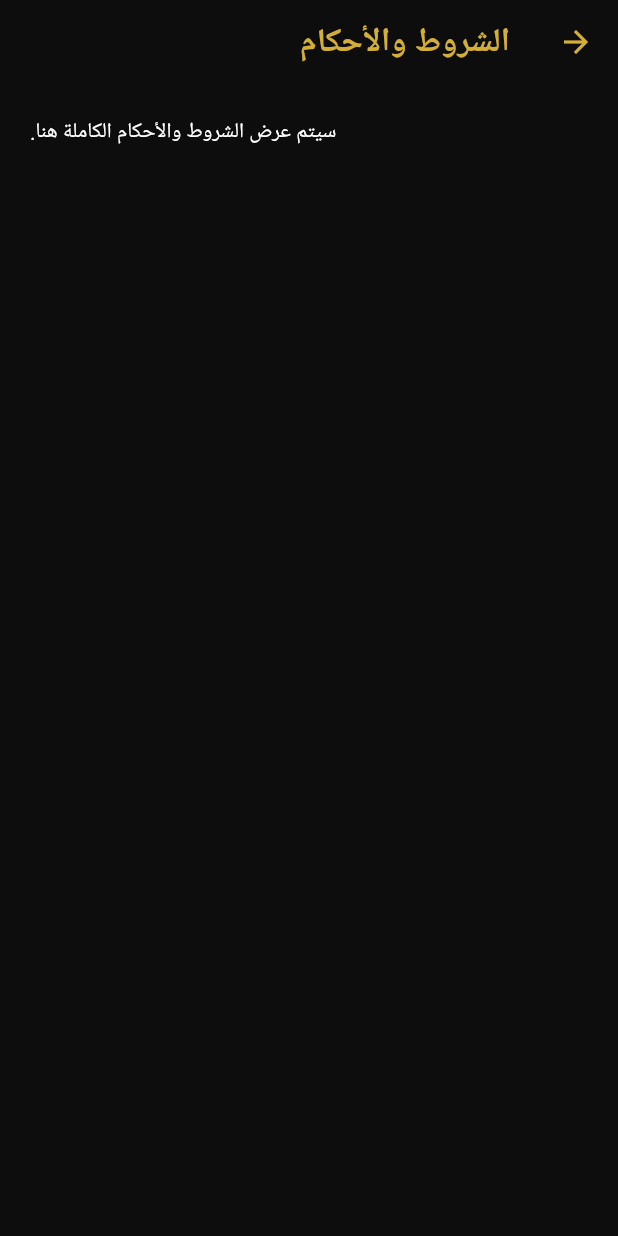
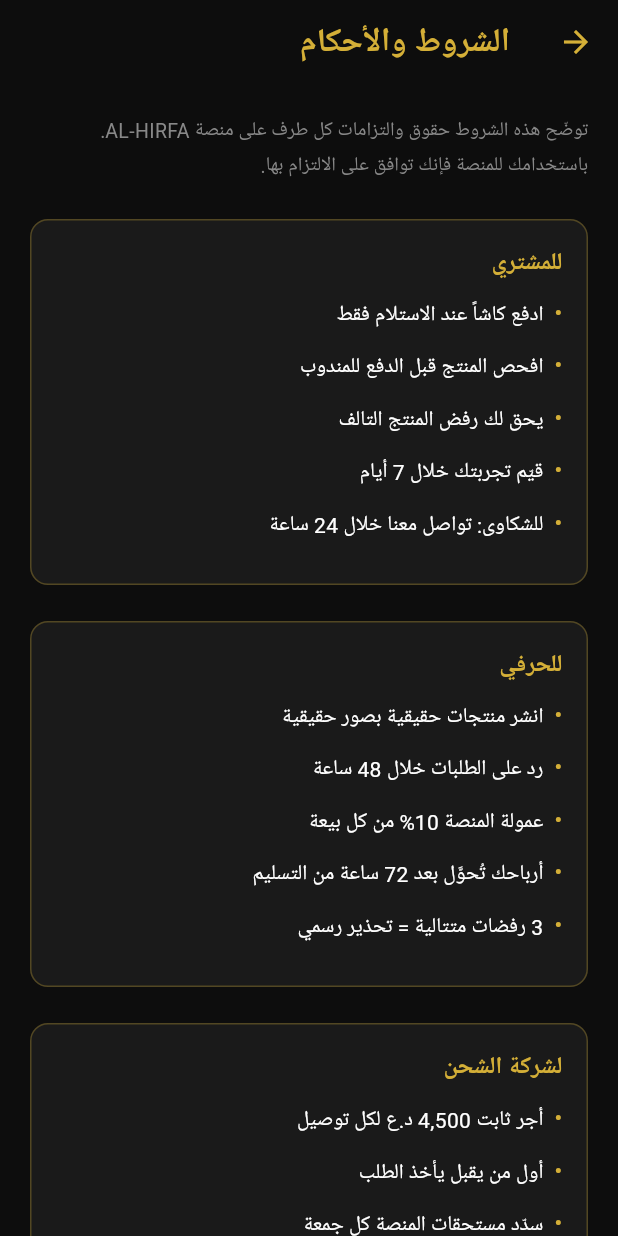
Before and after one commit to btar457/AL_HIRFA, a Flutter app: the TermsScreen screen opened directly, on a phone screen of 412 x 824 dp. Run offline on Flutter 3.47's test engine with Material 3 defaults, Android fonts, the phone set to English and light mode, and no system bars; our stand-ins replace cloud_firestore, firebase_auth, firebase_core, google_fonts, image_picker; accounts and stored records are empty; Roboto replaces fonts that are missing (Cairo).

Commit message:
بناء محتوى terms_screen.dart الكامل (الخطوة 5 من 7 — القوانين)
- استبدلت الـ placeholder بالنص الكامل من "ملخص القوانين للمستخدمين"
  (AL-HIRFA-Legal-Rules.md): ثلاث بطاقات أقسام — للمشتري، للحرفي،
  لشركة الشحن — بالنص الحرفي المعطى (5 بنود لكل قسم).
- عناوين الأقسام ذهبية عريضة، نص البنود أبيض بـ line-height 24/14،
  بطاقات بحدود ذهبية شفافة تتماشى مع نمط التطبيق العام، RTL بالكامل.

flutter analyze: 0 أخطاء.

```diff
--- a/lib/screens/shared/terms_screen.dart
+++ b/lib/screens/shared/terms_screen.dart
@@ -1,9 +1,33 @@
 import 'package:flutter/material.dart';
 import '../../core/constants/colors.dart';
 
-/// الشروط والأحكام الكاملة — يُستكمل محتواها بالكامل لاحقاً (راجع AL-HIRFA-Legal-Rules.md).
+/// الشروط والأحكام الكاملة (راجع AL-HIRFA-Legal-Rules.md — "ملخص القوانين للمستخدمين").
 class TermsScreen extends StatelessWidget {
   const TermsScreen({super.key});
+
+  static const _buyerRules = [
+    'ادفع كاشاً عند الاستلام فقط',
+    'افحص المنتج قبل الدفع للمندوب',
+    'يحق لك رفض المنتج التالف',
+    'قيّم تجربتك خلال 7 أيام',
+    'للشكاوى: تواصل معنا خلال 24 ساعة',
+  ];
+
+  static const _artisanRules = [
+    'انشر منتجات حقيقية بصور حقيقية',
+    'رد على الطلبات خلال 48 ساعة',
+    'عمولة المنصة 10% من كل بيعة',
+    'أرباحك تُحوَّل بعد 72 ساعة من التسليم',
+    '3 رفضات متتالية = تحذير رسمي',
+  ];
+
+  static const _shippingRules = [
+    'أجر ثابت 4,500 د.ع لكل توصيل',
+    'أول من يقبل يأخذ الطلب',
+    'سدّد مستحقات المنصة كل جمعة',
+    'التأخر في السداد = غرامة 2% أسبوعياً',
+    'التأمين المودع يحمي الطرفين',
+  ];
 
   @override
   Widget build(BuildContext context) {
@@ -17,11 +41,48 @@ class TermsScreen extends StatelessWidget {
           title: const Text('الشروط والأحكام', style: TextStyle(color: AppColors.gold, fontWeight: FontWeight.bold)),
           iconTheme: const IconThemeData(color: AppColors.gold),
         ),
-        body: const Padding(
-          padding: EdgeInsets.all(20),
-          child: Text('سيتم عرض الشروط والأحكام الكاملة هنا.', style: TextStyle(color: AppColors.text, fontSize: 14, height: 1.7)),
+        body: ListView(
+          padding: const EdgeInsets.all(20),
+          children: [
+            Text(
+              'توضّح هذه الشروط حقوق والتزامات كل طرف على منصة AL-HIRFA. باستخدامك للمنصة فإنك توافق على الالتزام بها.',
+              style: TextStyle(color: AppColors.subText, fontSize: 13, height: 24 / 14),
+            ),
+            const SizedBox(height: 24),
+            _buildSection(title: 'للمشتري', rules: _buyerRules),
+            const SizedBox(height: 24),
+            _buildSection(title: 'للحرفي', rules: _artisanRules),
+            const SizedBox(height: 24),
+            _buildSection(title: 'لشركة الشحن', rules: _shippingRules),
+            const SizedBox(height: 8),
+          ],
         ),
       ),
     );
   }
+
+  Widget _buildSection({required String title, required List<String> rules}) {
+    return Container(
+      width: double.infinity,
+      padding: const EdgeInsets.all(16),
+      decoration: BoxDecoration(color: AppColors.card, borderRadius: BorderRadius.circular(12), border: Border.all(color: AppColors.gold.withOpacity(0.3))),
+      child: Column(
+        crossAxisAlignment: CrossAxisAlignment.start,
+        children: [
+          Text(title, style: const TextStyle(color: AppColors.gold, fontWeight: FontWeight.bold, fontSize: 16)),
+          const SizedBox(height: 12),
+          ...rules.map((rule) => Padding(
+            padding: const EdgeInsets.only(bottom: 10),
+            child: Row(
+              crossAxisAlignment: CrossAxisAlignment.start,
+              children: [
+                const Text('•  ', style: TextStyle(color: AppColors.gold, fontSize: 14, fontWeight: FontWeight.bold)),
+                Expanded(child: Text(rule, style: const TextStyle(color: AppColors.text, fontSize: 14, height: 24 / 14))),
+              ],
+            ),
+          )),
+        ],
+      ),
+    );
+  }
 }
```
